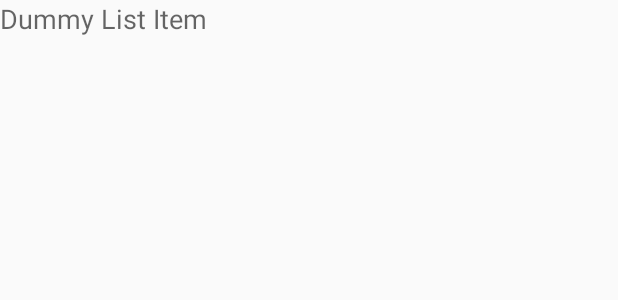
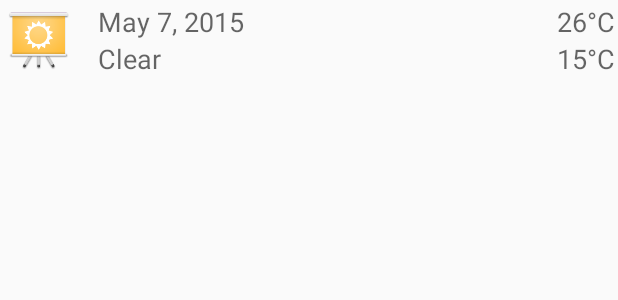
Before and after one commit to Frostlight/Moonlight, an Android app: the layout list_item_forecast.xml on its own in the app's theme, with its tools: preview values and no code run, on a phone screen of 412 x 824 dp. Shown: the top 300 px of the screen. Run offline under Robolectric (Android 15) with nearby library versions, the phone set to English and light mode, and no system bars.

Commit message:
LinearLayout for list_item_forecast

```diff
--- a/app/src/main/java/com/example/vinh/moonlight/ForecastAdapter.java
+++ b/app/src/main/java/com/example/vinh/moonlight/ForecastAdapter.java
@@ -61,7 +61,8 @@ public class ForecastAdapter extends CursorAdapter {
         // our view is pretty simple here --- just a text view
         // we'll keep the UI functional with a simple (and slow!) binding.
 
-        TextView tv = (TextView)view;
-        tv.setText(convertCursorRowToUXFormat(cursor));
+        //TODO: assumes a layout of only one textview, should fix
+        //TextView tv = (TextView)view;
+        //tv.setText(convertCursorRowToUXFormat(cursor));
     }
 }
--- a/app/src/main/res/layout/list_item_forecast.xml
+++ b/app/src/main/res/layout/list_item_forecast.xml
@@ -1,10 +1,62 @@
 <?xml version="1.0" encoding="utf-8"?>
-<TextView
-    xmlns:android="http://schemas.android.com/apk/res/android"
-    android:layout_width="match_parent"
+<LinearLayout xmlns:android="http://schemas.android.com/apk/res/android"
+    android:layout_width="fill_parent"
     android:layout_height="wrap_content"
-    android:textAppearance="?android:attr/textAppearanceMedium"
-    android:text="@string/list_item"
-    android:id="@+id/list_item_forecast_textview"
-    android:layout_weight="0.07"
-    android:gravity="center_vertical"/>
+    android:orientation="horizontal"
+    android:padding="2dp" >
+    <ImageView
+        android:id="@+id/list_item_icon"
+        android:layout_width="wrap_content"
+        android:layout_height="match_parent"
+        android:src="@drawable/ic_launcher"
+        android:clickable="false"
+        android:contentDescription="weather_icon"/>
+    <LinearLayout xmlns:android="http://schemas.android.com/apk/res/android"
+        android:layout_width="wrap_content"
+        android:layout_height="wrap_content"
+        android:orientation="vertical"
+        android:paddingStart="15dp"
+        android:paddingEnd="15dp"
+        android:paddingLeft="15dp"
+        android:paddingRight="15dp"
+        android:gravity="center_vertical">
+        <!--android:text="@string/list_item"-->
+        <TextView
+            xmlns:android="http://schemas.android.com/apk/res/android"
+            android:layout_width="match_parent"
+            android:layout_height="wrap_content"
+            android:textAppearance="?android:attr/textAppearanceMedium"
+            android:text="May 7, 2015"
+            android:id="@+id/list_item_date_textview" />
+        <TextView
+            xmlns:android="http://schemas.android.com/apk/res/android"
+            android:layout_width="match_parent"
+            android:layout_height="wrap_content"
+            android:textAppearance="?android:attr/textAppearanceMedium"
+            android:text="Clear"
+            android:id="@+id/list_item_forecast_textview" />
+        </LinearLayout>
+    <LinearLayout xmlns:android="http://schemas.android.com/apk/res/android"
+        android:layout_width="fill_parent"
+        android:layout_height="wrap_content"
+        android:orientation="vertical"
+        android:gravity="center_vertical">
+        <!--android:text="@string/list_item"-->
+        <TextView
+            xmlns:android="http://schemas.android.com/apk/res/android"
+            android:layout_width="fill_parent"
+            android:layout_height="wrap_content"
+            android:gravity="end"
+            android:textAppearance="?android:attr/textAppearanceMedium"
+            android:text="26°C"
+            android:id="@+id/list_item_high_textview" />
+        <TextView
+            xmlns:android="http://schemas.android.com/apk/res/android"
+            android:layout_width="fill_parent"
+            android:layout_height="wrap_content"
+            android:gravity="end"
+            android:textAppearance="?android:attr/textAppearanceMedium"
+            android:text="15°C"
+            android:id="@+id/list_item_low_textview" />
+    </LinearLayout>
+</LinearLayout>
--- a/app/src/main/res/values/strings.xml
+++ b/app/src/main/res/values/strings.xml
@@ -3,6 +3,9 @@
     <string name="app_name">Moonlight</string>
     <string name="hello_world">Hello World</string>
     <string name="list_item">Dummy List Item</string>
+
+    <!-- Images -->
+
 
     <!-- Actions -->
     <string name="action_refresh" translatable="false">Refresh</string>
```
